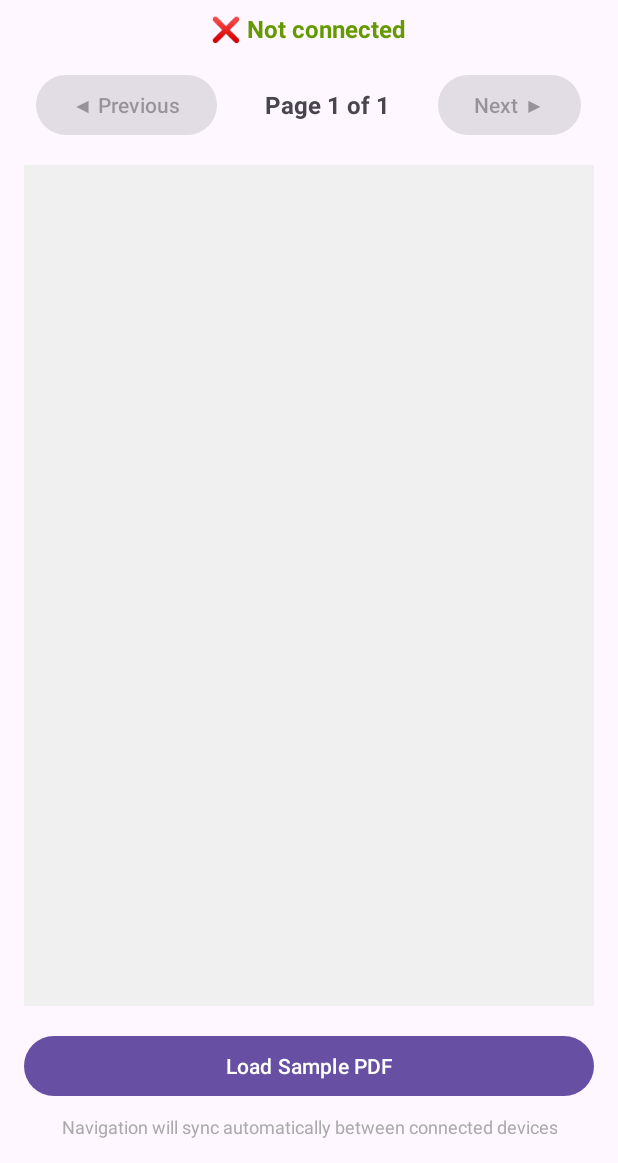
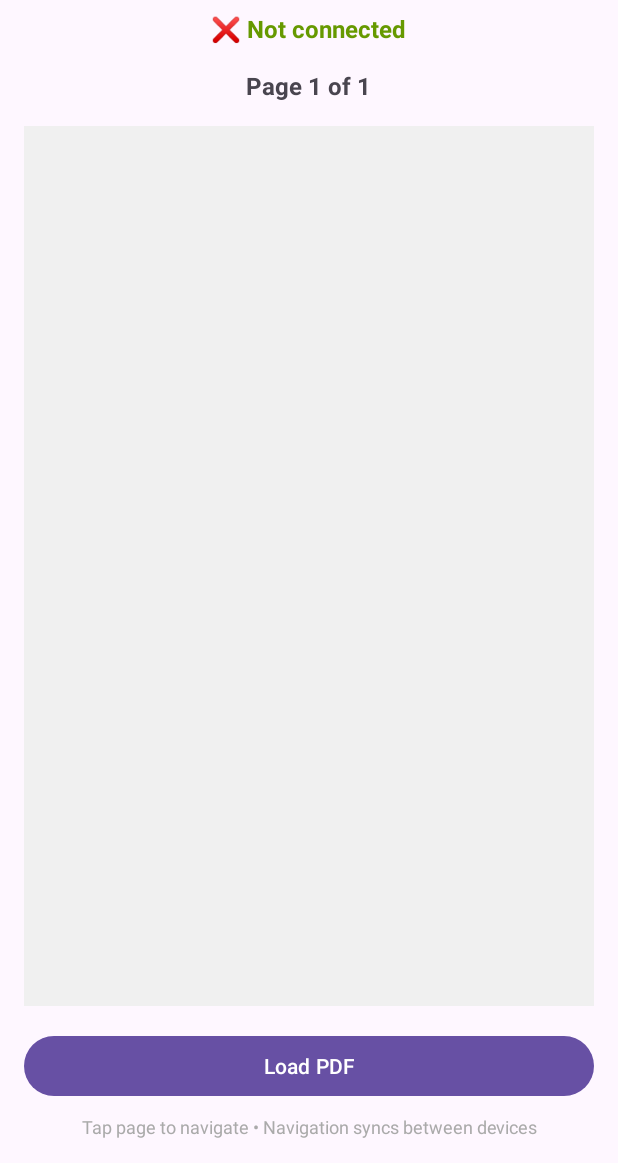
Before and after one commit to cortalo/pdfreader, an Android app: the MainActivity screen opened directly, with no data from a screen before it, on a phone screen of 412 x 824 dp, the part 73-1236 px from its top. Run offline under Robolectric (Android 15) with nearby library versions, the phone set to English and light mode, and no system bars; 1 statement that could not run was skipped.

Commit message:
remove the botton for next pages, touch screen to go to pages

```diff
--- a/app/src/main/java/com/example/pdfreader/MainActivity.kt
+++ b/app/src/main/java/com/example/pdfreader/MainActivity.kt
@@ -102,8 +102,6 @@ class MainActivity : AppCompatActivity() {
     private fun initViews() {
         pdfPageView = findViewById(R.id.pdfPageView)
         pageInfo = findViewById(R.id.pageInfo)
-        prevButton = findViewById(R.id.prevButton)
-        nextButton = findViewById(R.id.nextButton)
         connectionStatus = findViewById(R.id.connectionStatus)
     }
 
@@ -134,17 +132,21 @@ class MainActivity : AppCompatActivity() {
             loadSamplePdf()
         }
 
-        prevButton.setOnClickListener {
-            // Go back 2 pages to maintain left/right pairing
-            if (currentPageIndex >= 2) {
-                showPage(currentPageIndex - 2, true)
+        // Touch navigation on PDF page
+        pdfPageView.setOnClickListener { view ->
+            if (totalPages == 0) return@setOnClickListener
+
+            // Server (left page) - tap to go previous
+            if (isLeftPage) {
+                if (currentPageIndex >= 2) {
+                    showPage(currentPageIndex - 2, true)
+                }
             }
-        }
-
-        nextButton.setOnClickListener {
-            // Go forward 2 pages to maintain left/right pairing
-            if (currentPageIndex + 2 < totalPages) {
-                showPage(currentPageIndex + 2, true)
+            // Client (right page) - tap to go next
+            else {
+                if (currentPageIndex + 2 < totalPages) {
+                    showPage(currentPageIndex + 2, true)
+                }
             }
         }
     }
@@ -195,10 +197,6 @@ class MainActivity : AppCompatActivity() {
         // Update UI - show which side this device displays
         val pageRole = if (isLeftPage) "Left" else "Right"
         pageInfo.text = "Page ${pageIndex + 1} of $totalPages ($pageRole)"
-
-        // Update navigation buttons - check if we can go forward/backward by 2 pages
-        prevButton.isEnabled = pageIndex >= 2
-        nextButton.isEnabled = pageIndex + 2 < totalPages
 
         // Send sync message to other device if requested and not already syncing
         if (sendSync && !isSyncing) {
--- a/app/src/main/res/layout/activity_main.xml
+++ b/app/src/main/res/layout/activity_main.xml
@@ -26,42 +26,18 @@
         android:textColor="@android:color/holo_green_dark"
         android:textStyle="bold" />
 
-    <!-- Page navigation controls -->
-    <LinearLayout
-        android:layout_width="match_parent"
+    <!-- Page info only -->
+    <TextView
+        android:id="@+id/pageInfo"
+        android:layout_width="wrap_content"
         android:layout_height="wrap_content"
+        android:layout_gravity="center"
         android:layout_marginBottom="16dp"
-        android:gravity="center"
-        android:orientation="horizontal">
+        android:text="Page 1 of 1"
+        android:textSize="16sp"
+        android:textStyle="bold" />
 
-        <Button
-            android:id="@+id/prevButton"
-            android:layout_width="wrap_content"
-            android:layout_height="wrap_content"
-            android:layout_marginEnd="16dp"
-            android:text="◀ Previous"
-            android:enabled="false" />
-
-        <TextView
-            android:id="@+id/pageInfo"
-            android:layout_width="wrap_content"
-            android:layout_height="wrap_content"
-            android:layout_marginHorizontal="16dp"
-            android:text="Page 1 of 1"
-            android:textSize="16sp"
-            android:textStyle="bold" />
-
-        <Button
-            android:id="@+id/nextButton"
-            android:layout_width="wrap_content"
-            android:layout_height="wrap_content"
-            android:layout_marginStart="16dp"
-            android:text="Next ▶"
-            android:enabled="false" />
-
-    </LinearLayout>
-
-    <!-- PDF Image View -->
+    <!-- PDF Image View - now takes most of the space -->
     <ImageView
         android:id="@+id/pdfPageView"
         android:layout_width="match_parent"
@@ -69,7 +45,9 @@
         android:layout_weight="1"
         android:background="#f0f0f0"
         android:contentDescription="PDF Page"
-        android:scaleType="fitCenter" />
+        android:scaleType="fitCenter"
+        android:clickable="true"
+        android:focusable="true" />
 
     <!-- Load PDF button -->
     <Button
@@ -77,7 +55,7 @@
         android:layout_width="match_parent"
         android:layout_height="wrap_content"
         android:layout_marginTop="16dp"
-        android:text="Load Sample PDF"
+        android:text="Load PDF"
         android:textAllCaps="false" />
 
     <!-- Instructions -->
@@ -86,7 +64,7 @@
         android:layout_height="wrap_content"
         android:layout_gravity="center"
         android:layout_marginTop="8dp"
-        android:text="Navigation will sync automatically between connected devices"
+        android:text="Tap page to navigate • Navigation syncs between devices"
         android:textSize="12sp"
         android:textColor="@android:color/darker_gray"
         android:textAlignment="center" />
```
